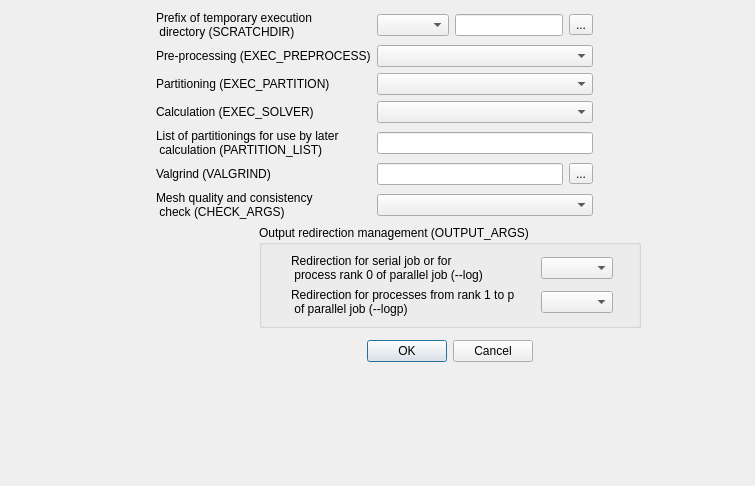
This is gui/Pages/BatchRunningAdvancedOptionsDialogForm.ui in code-saturne/code_saturne as Qt 5 draws it before an edit. The edited form follows.
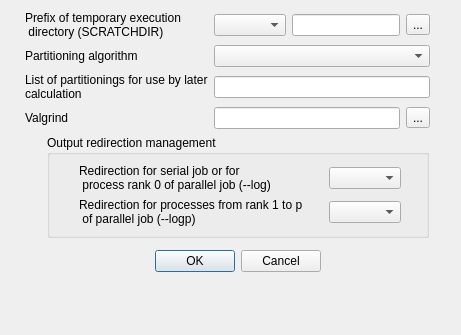
This is the edited form.

Commit message: Scripts and GUI overhauled, with user Python functions and script XML reader. Restart behavior is now based on the presence of a restart sub-directory in the execution directory. A "--preprocess" option has also been added to the Kernel so as to handle purely preprocessing runs.

What changed in the file:
```diff
--- a/gui/Pages/BatchRunningAdvancedOptionsDialogForm.ui
+++ b/gui/Pages/BatchRunningAdvancedOptionsDialogForm.ui
@@ -1,12 +1,12 @@
 <ui version="4.0" >
  <class>BatchRunningAdvancedOptionsDialogForm</class>
- <widget class="QDialog" name="BatchRunningAdvancedOptionsDialogForm" >
-  <property name="geometry" >
+ <widget class="QDialog" name="BatchRunningAdvancedOptionsDialogForm">
+  <property name="geometry">
    <rect>
     <x>0</x>
     <y>0</y>
-    <width>755</width>
-    <height>486</height>
+    <width>461</width>
+    <height>335</height>
    </rect>
   </property>
   <property name="windowTitle" >
@@ -49,75 +49,44 @@
        </property>
       </widget>
      </item>
-     <item row="1" column="0" >
-      <widget class="QLabel" name="label_2" >
-       <property name="text" >
-        <string>Pre-processing (EXEC_PREPROCESS)</string>
+     <item row="1" column="0">
+      <widget class="QLabel" name="label_3">
+       <property name="text">
+        <string>Partitioning algorithm</string>
        </property>
       </widget>
      </item>
-     <item row="1" column="1" colspan="3" >
-      <widget class="QComboBox" name="comboBox" />
+     <item row="1" column="1" colspan="3">
+      <widget class="QComboBox" name="comboBox_2"/>
      </item>
-     <item row="2" column="0" >
-      <widget class="QLabel" name="label_3" >
-       <property name="text" >
-        <string>Partitioning (EXEC_PARTITION)</string>
-       </property>
-      </widget>
-     </item>
-     <item row="2" column="1" colspan="3" >
-      <widget class="QComboBox" name="comboBox_2" />
-     </item>
-     <item row="3" column="0" >
-      <widget class="QLabel" name="label_4" >
-       <property name="text" >
-        <string>Calculation (EXEC_SOLVER)</string>
-       </property>
-      </widget>
-     </item>
-     <item row="3" column="1" colspan="3" >
-      <widget class="QComboBox" name="comboBox_3" />
-     </item>
-     <item row="4" column="0" >
-      <widget class="QLabel" name="label_5" >
-       <property name="text" >
+     <item row="2" column="0">
+      <widget class="QLabel" name="label_5">
+       <property name="text">
         <string>List of partitionings for use by later
- calculation (PARTITION_LIST)</string>
+calculation</string>
        </property>
       </widget>
      </item>
-     <item row="4" column="1" colspan="3" >
-      <widget class="QLineEdit" name="lineEdit_2" />
+     <item row="2" column="1" colspan="3">
+      <widget class="QLineEdit" name="lineEdit_2"/>
      </item>
-     <item row="5" column="0" >
-      <widget class="QLabel" name="label_7" >
-       <property name="text" >
-        <string>Valgrind (VALGRIND)</string>
+     <item row="3" column="0">
+      <widget class="QLabel" name="label_7">
+       <property name="text">
+        <string>Valgrind</string>
        </property>
       </widget>
      </item>
-     <item row="5" column="1" colspan="2" >
-      <widget class="QLineEdit" name="lineEdit_3" />
+     <item row="3" column="1" colspan="2">
+      <widget class="QLineEdit" name="lineEdit_3"/>
      </item>
-     <item row="5" column="3" >
-      <widget class="QToolButton" name="toolButton_2" >
-       <property name="text" >
+     <item row="3" column="3">
+      <widget class="QToolButton" name="toolButton_2">
+       <property name="text">
         <string>...</string>
        </property>
       </widget>
      </item>
-     <item row="6" column="0" >
-      <widget class="QLabel" name="label_9" >
-       <property name="text" >
-        <string>Mesh quality and consistency
- check (CHECK_ARGS)</string>
-       </property>
-      </widget>
-     </item>
-     <item row="6" column="1" colspan="3" >
-      <widget class="QComboBox" name="comboBox_5" />
-     </item>
     </layout>
    </item>
    <item row="0" column="2" >
@@ -149,9 +118,9 @@
       </spacer>
      </item>
      <item>
-      <widget class="QGroupBox" name="groupBox" >
-       <property name="title" >
-        <string>Output redirection management (OUTPUT_ARGS)</string>
+      <widget class="QGroupBox" name="groupBox">
+       <property name="title">
+        <string>Output redirection management</string>
        </property>
        <layout class="QGridLayout" >
         <item row="0" column="0" >
```
Left out of the diff: 143 changed lines with no effect on the pictures. The commit also changes 57 other files.
